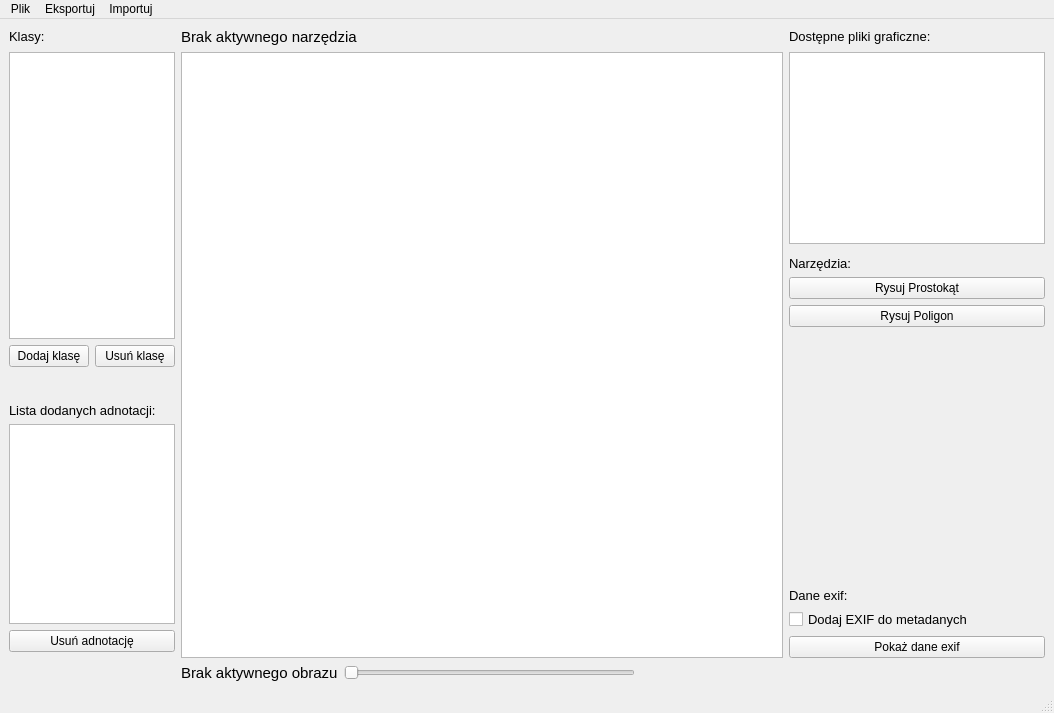
Qt form mydesign.ui (Daru9799/Projekt_Fotograf_IO) before a commit.
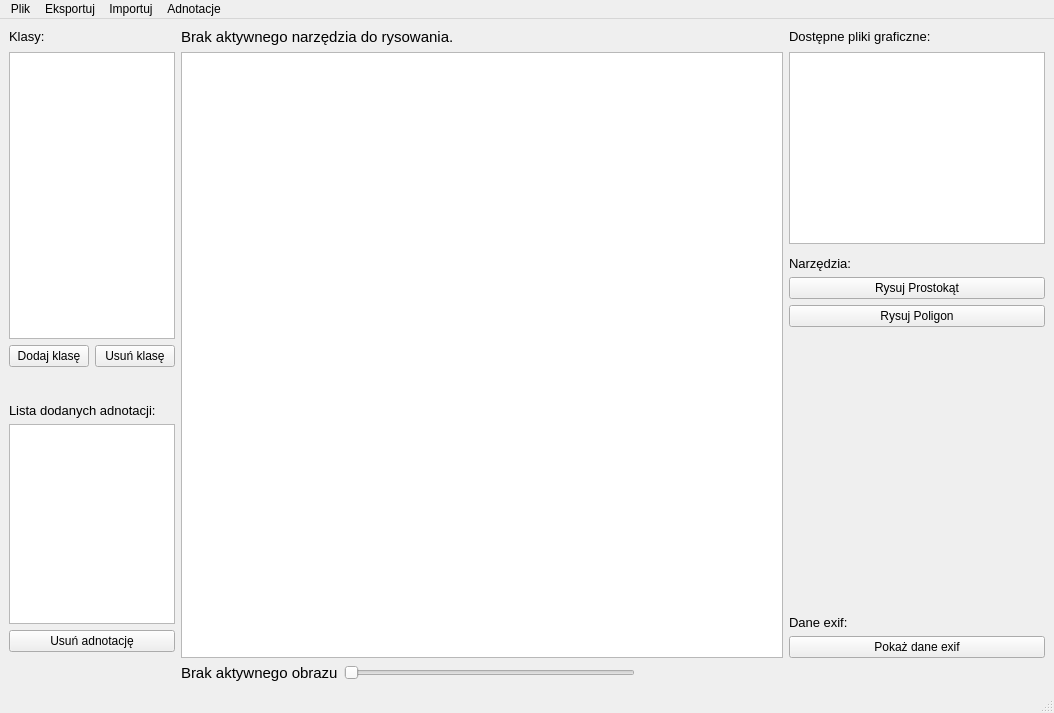
The same form after that commit.

```diff
--- a/mydesign.ui
+++ b/mydesign.ui
@@ -134,24 +134,6 @@
         </property>
        </widget>
       </item>
-      <item>
-       <widget class="QCheckBox" name="checkBox">
-        <property name="sizePolicy">
-         <sizepolicy hsizetype="Fixed" vsizetype="Fixed">
-          <horstretch>0</horstretch>
-          <verstretch>0</verstretch>
-         </sizepolicy>
-        </property>
-        <property name="font">
-         <font>
-          <pointsize>10</pointsize>
-         </font>
-        </property>
-        <property name="text">
-         <string>Dodaj EXIF do metadanych</string>
-        </property>
-       </widget>
-      </item>
       <item>
        <widget class="QPushButton" name="show_exif_button">
         <property name="text">
@@ -346,7 +328,7 @@
        </font>
       </property>
       <property name="text">
-       <string>Brak aktywnego narzędzia</string>
+       <string>Brak aktywnego narzędzia do rysowania.</string>
       </property>
      </widget>
     </item>
@@ -358,7 +340,7 @@
      <x>0</x>
      <y>0</y>
      <width>1054</width>
-     <height>21</height>
+     <height>26</height>
     </rect>
    </property>
    <widget class="QMenu" name="file_menu">
@@ -384,9 +366,16 @@
     <addaction name="import_COCO_action_2"/>
     <addaction name="import_YOLO_action_2"/>
    </widget>
+   <widget class="QMenu" name="menuAdnotacje">
+    <property name="title">
+     <string>Adnotacje</string>
+    </property>
+    <addaction name="show_statistics_action_2"/>
+   </widget>
    <addaction name="file_menu"/>
    <addaction name="export_menu"/>
    <addaction name="import_menu"/>
+   <addaction name="menuAdnotacje"/>
   </widget>
   <widget class="QStatusBar" name="statusbar"/>
   <action name="new_project_action">
```
Left out of the diff: 6 changed lines with no effect on the pictures.
